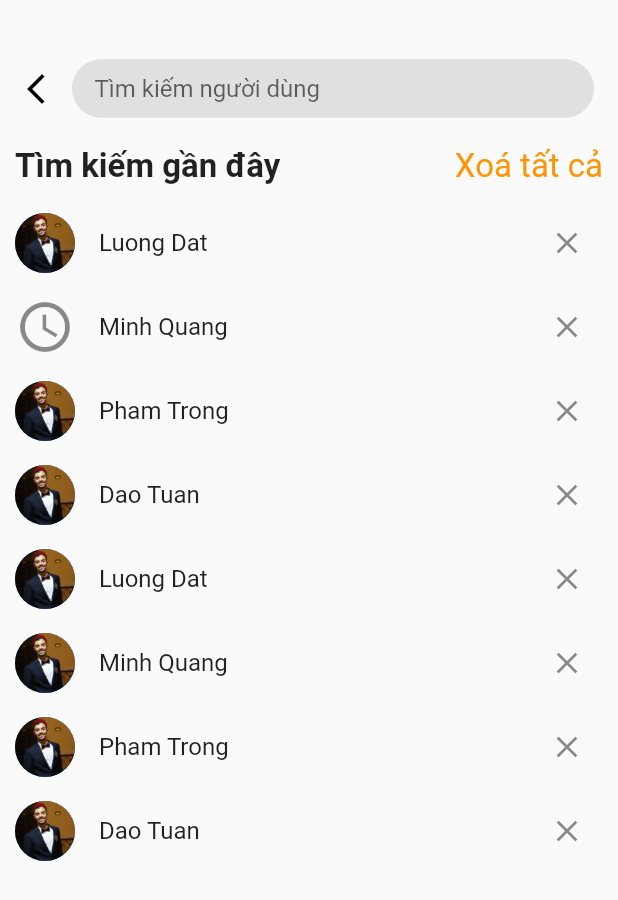
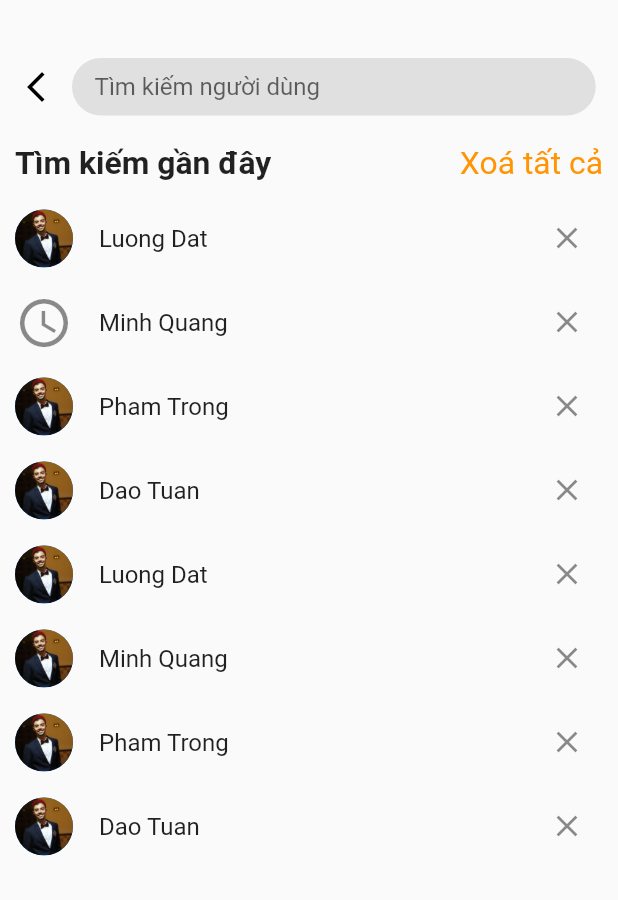
Before and after one commit to nbtpj/foodnet_01, a Flutter app: the screen it shows once a user with an empty profile is signed in, item 3 of the bottom bar chosen, after a tap on the "search" icon, on a phone screen of 412 x 824 dp. Shown: the top 900 px of the screen. Run offline on Flutter 3.47's test engine with Material 2 defaults, Android fonts, the phone set to English and light mode, and no system bars; our stand-ins replace carousel_slider, cloud_firestore, curved_navigation_bar, firebase_auth, firebase_core, firebase_database and 10 more; accounts and stored records are empty.

Commit message:
add responsive search page

```diff
--- a/lib/ui/screens/search/components/SearchList.dart
+++ b/lib/ui/screens/search/components/SearchList.dart
@@ -5,6 +5,7 @@ import 'package:foodnet_01/ui/screens/profile/profile.dart';
 import 'package:foodnet_01/util/constants/colors.dart';
 
 import '../../../../util/entities.dart';
+import '../../../../util/global.dart';
 import '../../../../util/navigate.dart';
 
 class SearchList extends StatefulWidget {
@@ -27,12 +28,13 @@ class SearchList extends StatefulWidget {
 class _SearchListState extends State<SearchList> {
 
   buildListItem(String asset, String name, String type) {
+    double height = SizeConfig.screenHeight;
     return InkWell(
       child: ListTile(
         contentPadding: EdgeInsets.zero,
-        leading: asset == "icon" ? const Icon(Icons.access_time, size: 40,)
+        leading: asset == "icon" ? Icon(Icons.access_time, size: height / 21.325,) ///40
         : CircleAvatar(
-          radius: 20,
+          radius: height / 42.65, ///20
           backgroundImage: AssetImage(asset),
         ),
         title: Text(name),
@@ -50,19 +52,20 @@ class _SearchListState extends State<SearchList> {
   }
 
   buildResultItem(String asset, String name, String type) {
+    double height = SizeConfig.screenHeight;
     return InkWell(
       child: ListTile(
         isThreeLine: true,
         contentPadding: EdgeInsets.zero,
-        leading: asset == "icon" ? const Icon(Icons.access_time, size: 40,)
+        leading: asset == "icon" ?  Icon(Icons.access_time, size: height / 21.325,) ///40
             : CircleAvatar(
-          radius: 30,
+          radius: height / 28.43, ///30
           backgroundImage: AssetImage(asset),
         ),
         title: Text(
             name,
-            style: const TextStyle(
-              fontSize: 20
+            style: TextStyle(
+              fontSize: height / 42.65, ///20
             ),
         ),
         subtitle: const Text("Bạn bè - Trường Đại học Công nghệ Đại học quốc gia Hà Nội - Sống tại Hà Nội"),
@@ -72,25 +75,27 @@ class _SearchListState extends State<SearchList> {
 
   @override
   Widget build(BuildContext context) {
+    double width = SizeConfig.screenWidth;
+    double height = SizeConfig.screenHeight;
     return Expanded(
         child: SingleChildScrollView(
           child: Container(
-            margin: const EdgeInsets.fromLTRB(10, 15, 10, 15),
+            margin: EdgeInsets.fromLTRB(width / 41.1, height / 56.87, width / 41.1, height / 56.87), ///(10, 15, 10, 15)
             child: Column(
               crossAxisAlignment: CrossAxisAlignment.start,
               children: [
                 widget.type == "recentSearch" ? Row(
                   mainAxisAlignment: MainAxisAlignment.spaceBetween,
                   children:  [
-                    const Text("Tìm kiếm gần đây", style: TextStyle(fontSize: 22, fontWeight: FontWeight.bold),),
-                    Text("Xoá tất cả", style: TextStyle(fontSize: 22, color: buttonColor, )),
+                    Text("Tìm kiếm gần đây", style: TextStyle(fontSize: height / 38.77, fontWeight: FontWeight.bold),), ///22
+                    Text("Xoá tất cả", style: TextStyle(fontSize: height / 38.77, color: buttonColor, )), ///22
                   ],
                 ) : widget.isResult != null && widget.isResult!
-                    ? const Text("Kết quả", style: TextStyle(fontSize: 22, fontWeight: FontWeight.bold),)
+                    ? Text("Kết quả", style: TextStyle(fontSize: height / 38.77, fontWeight: FontWeight.bold),) ///22
                     : const SizedBox(width: 0, height: 0,),
 
                 ListView.builder(
-                    padding: const EdgeInsets.only(top: 10),
+                    padding: EdgeInsets.only(top: height / 85.3), ///10
                     shrinkWrap: true,
                     physics: const NeverScrollableScrollPhysics(),
                     itemCount: widget.searchList.length,
@@ -103,7 +108,7 @@ class _SearchListState extends State<SearchList> {
                     },
                 ),
 
-                const SizedBox(height: 10,),
+                SizedBox(height: height / 85.3,), ///10
 
                 widget.keyword == null ? const SizedBox(width: 0, height: 0,)
                     : RichText(
@@ -115,14 +120,14 @@ class _SearchListState extends State<SearchList> {
                         TextSpan(
                           text:  "Xem kết quả cho ",
                           style: TextStyle(
-                            fontSize: 18,
+                            fontSize: height / 47.39, ///18
                             color: buttonColor,
                           ),
                         ),
                         TextSpan(
                           text: widget.keyword,
                           style: TextStyle(
-                            fontSize: 18,
+                            fontSize: height / 47.39, ///18
                             fontWeight: FontWeight.w500,
                             color: buttonColor,
                           ),
--- a/lib/ui/screens/search/search.dart
+++ b/lib/ui/screens/search/search.dart
@@ -4,6 +4,7 @@ import 'package:foodnet_01/util/data.dart';
 import 'package:foodnet_01/util/entities.dart';
 import 'package:foodnet_01/util/navigate.dart';
 
+import '../../../util/global.dart';
 import 'components/SearchList.dart';
 
 class SearchPage extends StatefulWidget {
@@ -24,7 +25,8 @@ class _SearchPageState extends State<SearchPage> {
 
   @override
   Widget build(BuildContext context) {
-
+    double width = SizeConfig.screenWidth;
+    double height = SizeConfig.screenHeight;
     Future<List<SearchData>> fetchData(String type, String keyword) {
       return getSearchData(Filter(search_type: type, keyword: keyword)).toList();
     }
@@ -32,7 +34,7 @@ class _SearchPageState extends State<SearchPage> {
     return Scaffold(
       body: Column(
         children: [
-          const SizedBox(height: 35,),
+          SizedBox(height: height / 24.37,), ///35
           Row(
             children: [
               IconButton(
@@ -43,15 +45,15 @@ class _SearchPageState extends State<SearchPage> {
                 color: Colors.black,
               ),
               Container(
-                width: 348,
+                width: width / 1.18, ///348
                 decoration: BoxDecoration(
                   color: Colors.grey.shade300,
-                  borderRadius: BorderRadius.circular(25),
+                  borderRadius: BorderRadius.circular(height / 34.12),  ///25
                 ),
                 child: TextField(
                   cursorColor: Colors.black,
                   decoration: InputDecoration(
-                      contentPadding: const EdgeInsets.only(left: 15 ,top: 10, bottom: 10),
+                      contentPadding: EdgeInsets.only(left: width / 27.4 ,top: height / 85.3, bottom: height / 85.3), ///(15, 10, 10)
                       border: InputBorder.none,
                       isDense: true,
                       hintText: widget.type == "user" ? "Tìm kiếm người dùng"
```
Also changed, not shown: lib/ui/screens/search/searchResult.dart (+8 -5 lines).
